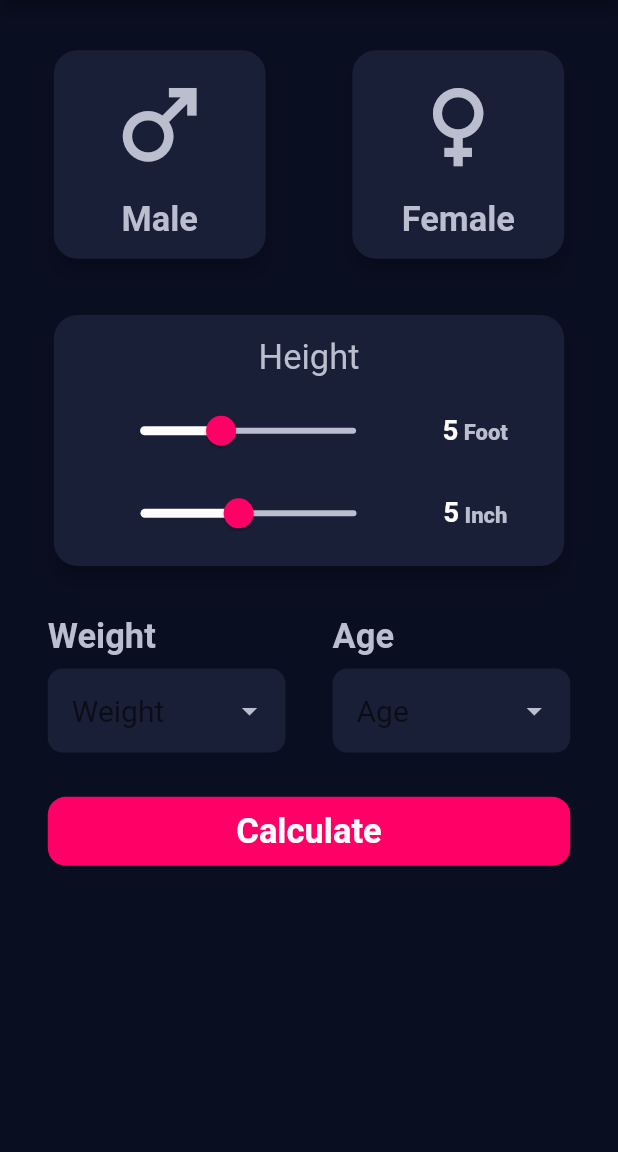
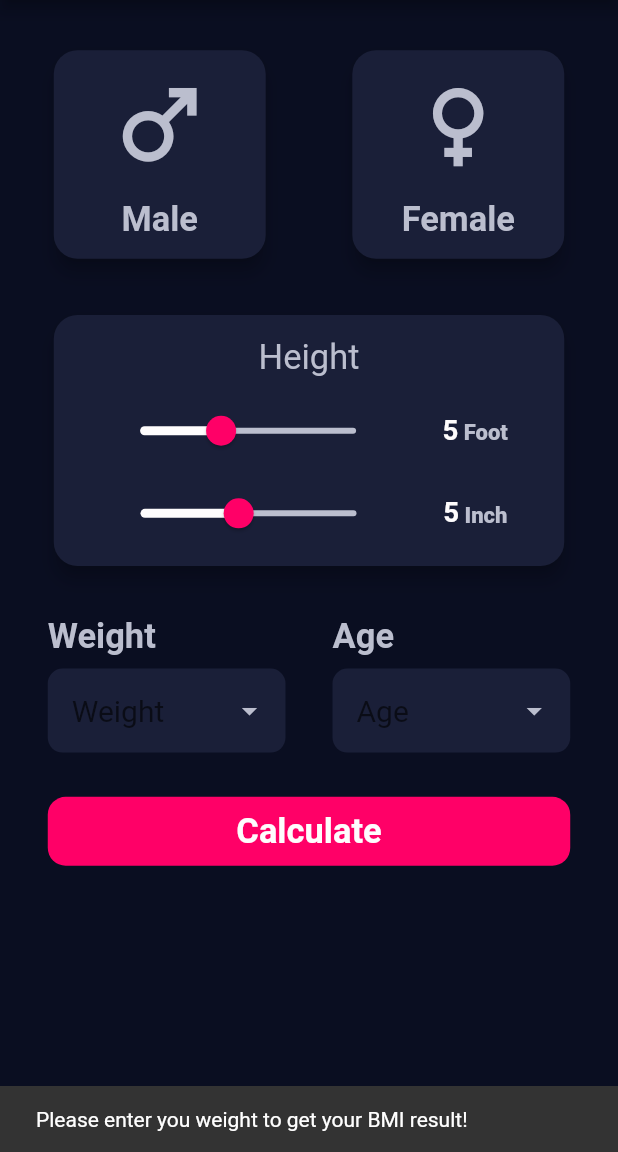
Before and after one commit to KafiulIslam/body_mass_index, a Flutter app: the screen it shows after launch, after a tap on "Calculate", on a phone screen of 412 x 824 dp, the part 84-1236 px from its top. Run offline on Flutter 3.47's test engine with Material 2 defaults, Android fonts, the phone set to English and light mode, and no system bars; drawn by our look-alikes of flutter_form_builder; our stand-ins replace animated_splash_screen, google_fonts, google_mobile_ads, sleek_circular_slider, webview_flutter; network calls fail; project files that could hold a hidden picture were left out.

Commit message:
bmi is connected to google admob

```diff
--- a/lib/main.dart
+++ b/lib/main.dart
@@ -2,10 +2,12 @@ import 'package:animated_splash_screen/animated_splash_screen.dart';
 import 'package:body_mass_index/screens/input_page.dart';
 import 'package:flutter/foundation.dart';
 import 'package:flutter/material.dart';
+import 'package:google_mobile_ads/google_mobile_ads.dart';
 import 'constant/color.dart';
 
 void main() {
   WidgetsFlutterBinding.ensureInitialized();
+  MobileAds.instance.initialize();
   runApp(const MyApp());
 }
 
--- /dev/null
+++ b/lib/model/ad_helper.dart
@@ -0,0 +1,29 @@
+import 'dart:io';
+
+class AdHelper {
+
+  static String get bannerAdUnitId {
+    if (Platform.isAndroid) {
+      String realAdUnitId = "ca-app-pub-8656344449994415/9825104307";
+      String testAdUnitId = "ca-app-pub-3940256099942544/6300978111";
+      return testAdUnitId;
+    } else if (Platform.isIOS) {
+      return 'ca-app-pub-3940256099942544/2934735716';
+    } else {
+      throw UnsupportedError("Unsupported platform");
+    }
+  }
+
+  static String get interstitialAdUnitId {
+    if (Platform.isAndroid) {
+      String realInterstitialAdUnit = "ca-app-pub-8656344449994415/8999672442";
+      String defaultInterstitialAdUnit = "ca-app-pub-3940256099942544/8691691433";
+      return defaultInterstitialAdUnit;
+    } else if (Platform.isIOS) {
+      return "ca-app-pub-3940256099942544/5135589807";
+    } else {
+      throw UnsupportedError("Unsupported platform");
+    }
+  }
+
+}
--- a/lib/screens/input_page.dart
+++ b/lib/screens/input_page.dart
@@ -8,8 +8,10 @@ import 'package:body_mass_index/screens/result_screen.dart';
 import 'package:flutter/material.dart';
 import 'package:flutter_form_builder/flutter_form_builder.dart';
 import 'package:google_fonts/google_fonts.dart';
+import 'package:google_mobile_ads/google_mobile_ads.dart';
 import '../constant/color.dart';
 import '../constant/pixel_ratio.dart';
+import '../model/ad_helper.dart';
 
 //height: 896;
 //width: 414
@@ -27,11 +29,70 @@ class _InputScreenState extends State<InputScreen> {
 
   int heightInFoot = 5;
   int heightInInch = 5;
- // int weight = 50;
- // int age = 20;
   int cardColorCode = 0;
   final _formKey = GlobalKey<FormBuilderState>();
   late List<DropdownMenuItem<String>> numberList = [];
+  late bool _isLoading = false;
+  late BannerAd _bottomBannerAd;
+  bool _isBottomBannerAdLoaded = false;
+  InterstitialAd? _interstitialAd;
+  late int _interstitialLoadAttempts = 0;
+
+  void _createBottomBannerAd() {
+    _bottomBannerAd = BannerAd(
+      adUnitId: AdHelper.bannerAdUnitId,
+      size: AdSize.fullBanner,
+      request: const AdRequest(),
+      listener: BannerAdListener(
+        onAdLoaded: (_) {
+          setState(() {
+            _isBottomBannerAdLoaded = true;
+          });
+        },
+        onAdFailedToLoad: (ad, error) {
+          ad.dispose();
+        },
+      ),
+    );
+    _bottomBannerAd.load();
+  }
+
+  void _createInterstitialAd() {
+    InterstitialAd.load(
+      adUnitId: AdHelper.interstitialAdUnitId,
+      request: AdRequest(),
+      adLoadCallback: InterstitialAdLoadCallback(
+        onAdLoaded: (InterstitialAd ad) {
+          _interstitialAd = ad;
+          _interstitialLoadAttempts = 0;
+        },
+        onAdFailedToLoad: (LoadAdError error) {
+          _interstitialLoadAttempts ++;
+          _interstitialAd = null;
+          if( _interstitialLoadAttempts <= 3){
+            _createInterstitialAd();
+          }
+        },
+      ),
+    );
+  }
+
+  void _showInterstitialAd() {
+    if (_interstitialAd != null) {
+      _interstitialAd!.fullScreenContentCallback = FullScreenContentCallback(
+        onAdDismissedFullScreenContent: (InterstitialAd ad) {
+          ad.dispose();
+          _createInterstitialAd();
+        },
+        onAdFailedToShowFullScreenContent: (InterstitialAd ad, AdError error) {
+          ad.dispose();
+          _createInterstitialAd();
+        },
+      );
+      _interstitialAd!.show();
+    }
+  }
+
   getNumberList(){
     for(var i=20; i<200; i++){
     setState(() {
@@ -54,7 +115,16 @@ class _InputScreenState extends State<InputScreen> {
   @override
   void initState() {
     getNumberList();
+    _createBottomBannerAd();
+    _createInterstitialAd();
     super.initState();
+  }
+
+  @override
+  void dispose() {
+    _bottomBannerAd.dispose();
+    _interstitialAd?.dispose();
+    super.dispose();
   }
 
   @override
@@ -84,8 +154,16 @@ class _InputScreenState extends State<InputScreen> {
                   PrimaryButtonPortrait(
                     buttonTitle: 'Calculate',
                     onTap: () {
-                      print('on tap is working');
-                      print(int.parse(_formKey.currentState?.value['weight']));
+
+                      try {
+                        if (_formKey.currentState?.saveAndValidate() ??
+                            false) {
+
+                          setState(() {
+                            _isLoading = true;
+                          });
+
+                          _showInterstitialAd();
                           BMICalculator calc = BMICalculator(
                               height: changeFootToInc(), weight: int.parse(_formKey.currentState?.value['weight']));
 
@@ -97,6 +175,21 @@ class _InputScreenState extends State<InputScreen> {
                                   interpretation: calc.getInterpretation(),
                                 );
                               }));
+
+                        }else{
+                          ScaffoldMessenger.of(context).showSnackBar( const SnackBar(
+                            content: Text('Please enter you weight to get your BMI result!'),
+                          ));
+                        }
+                      } catch (e) {
+                        ScaffoldMessenger.of(context).showSnackBar( SnackBar(
+                        content: Text(e.toString()),
+                      ));
+                      } finally {
+                        setState(() {
+                          _isLoading = false;
+                        });
+                      }
                     },
                   ),
                   SizedBox(
@@ -106,6 +199,13 @@ class _InputScreenState extends State<InputScreen> {
               ),
             ),
           ),
+          bottomNavigationBar: _isBottomBannerAdLoaded
+              ? Container(
+            height: _bottomBannerAd.size.height.toDouble(),
+            width: double.infinity,
+            child: AdWidget(ad: _bottomBannerAd),
+          )
+              : null,
         ),
         landscape: Scaffold(
           appBar: const CustomAppBar(title: 'BMI Meter',),
@@ -123,8 +223,17 @@ class _InputScreenState extends State<InputScreen> {
                   PrimaryButtonLandscape(
                     buttonTitle: 'Calculate',
                     onTap: () {
+                      try {
+                        if (_formKey.currentState?.saveAndValidate() ??
+                            false) {
+
+                          setState(() {
+                            _isLoading = true;
+                          });
+
                           BMICalculator calc = BMICalculator(
                               height: changeFootToInc(), weight: int.parse(_formKey.currentState?.value['weight']));
+
                           Navigator.push(context,
                               MaterialPageRoute(builder: (context) {
                                 return ResultScreen(
@@ -133,6 +242,21 @@ class _InputScreenState extends State<InputScreen> {
                                   interpretation: calc.getInterpretation(),
                                 );
                               }));
+
+                        }else{
+                          ScaffoldMessenger.of(context).showSnackBar( SnackBar(
+                            content: Text('Please enter you weight to get your BMI result!'),
+                          ));
+                        }
+                      } catch (e) {
+                        ScaffoldMessenger.of(context).showSnackBar( SnackBar(
+                          content: Text(e.toString()),
+                        ));
+                      } finally {
+                        setState(() {
+                          _isLoading = false;
+                        });
+                      }
                     },
                   ),
                   SizedBox(
@@ -686,5 +810,4 @@ class _InputScreenState extends State<InputScreen> {
     );
   }
 
-
 }
--- a/pubspec.yaml
+++ b/pubspec.yaml
@@ -37,6 +37,7 @@ dependencies:
   sleek_circular_slider: ^2.0.1
   webview_flutter: ^3.0.4
   flutter_form_builder: ^7.5.0
+  google_mobile_ads: ^2.3.0
 
 
 
```
Also changed, not shown: lib/common/custom_loader_overlay.dart (added, +24 -0 lines), pubspec.lock, 2 other files. Lines whose indentation alone changed are shown as unchanged.
